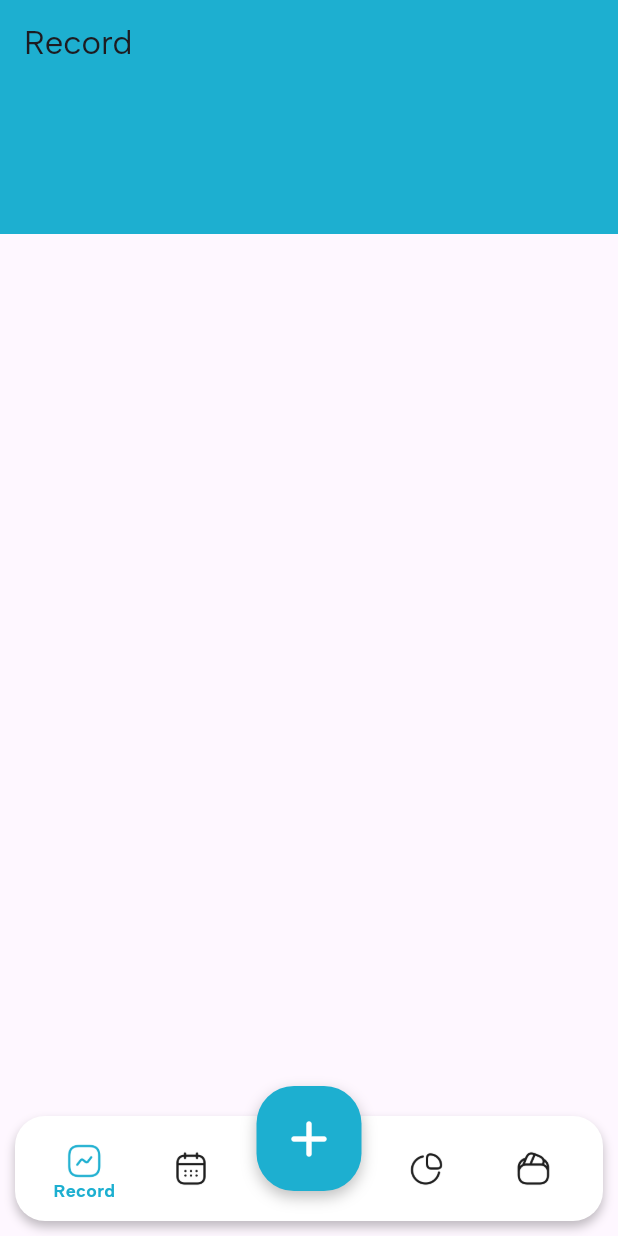
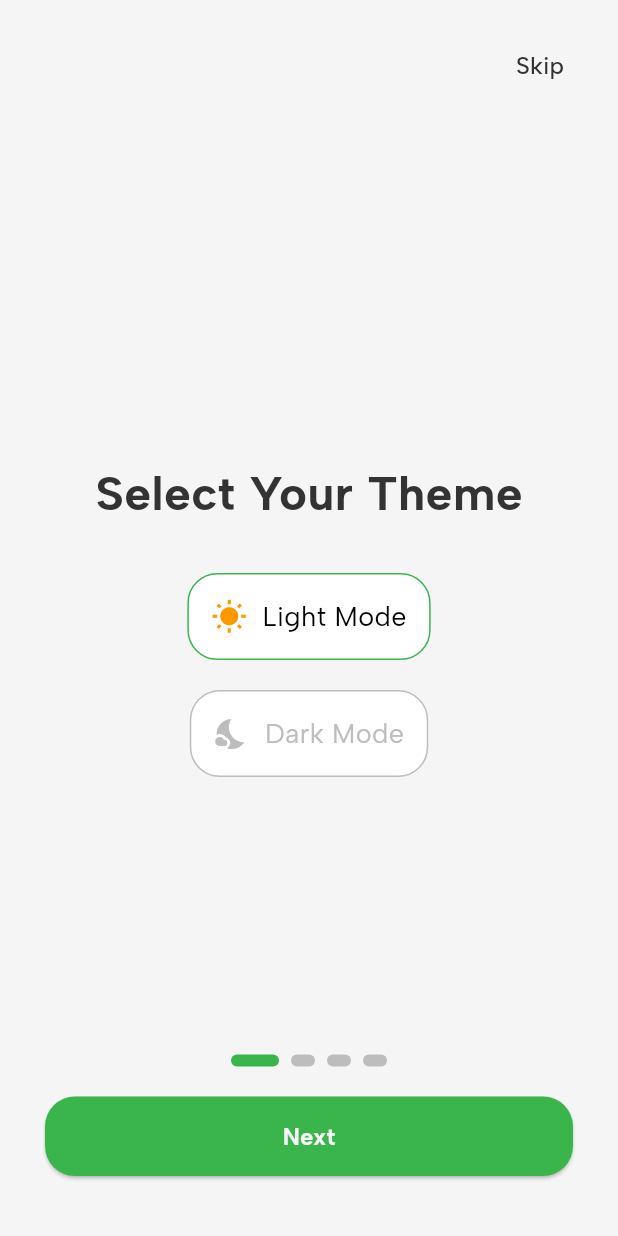
Before and after one commit to aobalitaan/kita, a Flutter app: the screen it shows after launch, on a phone screen of 412 x 824 dp. Run offline on Flutter 3.47's test engine with Material 3 defaults, Android fonts, the phone set to English and light mode, and no system bars.

Commit message:
Added dark mode, and onboarding screen

```diff
--- a/lib/main.dart
+++ b/lib/main.dart
@@ -1,7 +1,9 @@
 import 'package:flutter/material.dart';
-import 'package:kita/screens/addrecord.dart';
+import 'package:kita/styles.dart';
+import 'package:provider/provider.dart';
+import 'package:kita/pages/addrecord.dart';
+import 'package:kita/screens/onboarding/splash.dart';
 import 'package:kita/screens/record.dart';
-import 'package:kita/styles.dart';
 import 'package:kita/widgets/navbar.dart';
 
 import 'screens/accounts.dart';
@@ -9,7 +11,12 @@
 import 'screens/summary.dart';
 
 void main() {
-  runApp(const MyApp());
+  runApp(
+    ChangeNotifierProvider(
+      create: (_) => ThemeProvider(),
+      child: const MyApp(),
+    ),
+  );
 }
 
 class MyApp extends StatelessWidget {
@@ -17,14 +24,19 @@
 
   @override
   Widget build(BuildContext context) {
+    return Consumer<ThemeProvider>(
+      builder: (context, themeProvider, child) {
         return MaterialApp(
           title: 'Kita',
           theme: ThemeData(
-        fontFamily: Styles.font,
-        colorScheme: ColorScheme.fromSeed(seedColor: Colors.deepPurple),
+            fontFamily: themeProvider.font,
+            colorScheme: ColorScheme.fromSeed(seedColor: themeProvider.colorAccent),
             useMaterial3: true,
+            scaffoldBackgroundColor: themeProvider.colorBackdrop,
           ),
-      home: const RouteScreen(),
+          home: const Splash(),
+        );
+      },
     );
   }
 }
@@ -46,7 +58,6 @@
     setState(() {
       this.route = route;
     });
-    print(this.route);
   }
 
   @override
@@ -57,28 +68,32 @@
         children: [
           routes[route],
 
-          Positioned.fill(child: Align(
+          Positioned.fill(
+            child: Align(
               alignment: Alignment.bottomCenter,
-            child:  NavBar(changeRoute: changeRoute)
-          )),
+              child: NavBar(changeRoute: changeRoute),
+            ),
+          ),
 
-          Positioned.fill(bottom: 30, child: Align(
+          Positioned.fill(
+            bottom: 30,
+            child: Align(
               alignment: Alignment.bottomCenter,
-            child:  actionButton()
-          ))
+              child: actionButton(),
+            ),
+          ),
         ],
       ),
     );
   }
 
-  Widget actionButton(){
+  Widget actionButton() {
     return GestureDetector(
       onTap: () {
         Navigator.push(
           context,
           MaterialPageRoute(builder: (context) => const AddRecord()),
         );
-        print('Action button pressed');
       },
       onTapDown: (_) {
         setState(() {
@@ -96,21 +111,21 @@
         });
       },
       child: AnimatedContainer(
-        duration: const Duration(milliseconds: 15),
-        width: _buttonPressed ? 72 : 70,
-        height: _buttonPressed ? 72 : 70,
+        duration: const Duration(milliseconds: 25),
+        width: _buttonPressed ? 71 : 70,
+        height: _buttonPressed ? 71 : 70,
         decoration: BoxDecoration(
-          color: Styles.color_accent,
+          color: context.watch<ThemeProvider>().colorAccent, // Use the provider's color
           shape: BoxShape.rectangle,
           borderRadius: BorderRadius.circular(25),
-          boxShadow: [BoxShadow(color: Colors.black.withOpacity(0.25), blurRadius: 8, offset: Offset(0, 4))]
+          boxShadow: [context.watch<ThemeProvider>().boxShadow], // Use the provider's boxShadow
         ),
         child: Icon(
           Icons.add_rounded,
           size: 40,
-          color: Styles.color_mainbody,
+          color: context.watch<ThemeProvider>().colorMainBody, // Use the provider's color
         ),
-      )
+      ),
     );
   }
 }
--- /dev/null
+++ b/lib/screens/onboarding/info.dart
@@ -0,0 +1,28 @@
+class SplashInfo {
+  static List <Map> info = [
+    {
+      "Image" : "assets/splash1.png",
+      "Title" : "Welcome to Kita!",
+      "Header" : "See your Finances, Your Way",
+      "Description" : "Easily monitor income, expenses, and transfers in one place. Take control of your financial journey.",
+      "CTA" : "Get Started"
+    },
+
+    {
+      "Image" : "assets/splash2.png",
+      "Title" : "Simplify Your Budget",
+      "Header" : "Stay Organized",
+      "Description" : "Categorize your transactions and gain insights into your spending habits effortlessly.",
+      "CTA" : "Next"
+    },
+
+    {
+      "Image" : "assets/splash3.png",
+      "Title" : "Achieve Your Goals",
+      "Header" : "See the Bigger Picture",
+      "Description" : "Visualize your progress and stay motivated to reach your financial goals.",
+      "CTA" : "Start Tracking"
+    }
+
+  ];
+}
--- /dev/null
+++ b/lib/screens/onboarding/splash.dart
@@ -0,0 +1,309 @@
+import 'package:flutter/material.dart';
+import 'package:kita/screens/onboarding/form.dart';
+import 'package:kita/screens/onboarding/info.dart';
+import 'package:kita/styles.dart';
+import 'package:provider/provider.dart';
+
+class Splash extends StatefulWidget {
+  const Splash({super.key});
+
+  @override
+  State<Splash> createState() => _SplashState();
+}
+class _SplashState extends State<Splash> {
+  int currentIndex = 0;
+  final PageController _pageController = PageController();
+
+  @override
+  void initState() {
+    super.initState();
+  }
+
+  void _navigateToNextPage() {
+    if (currentIndex < SplashInfo.info.length) {
+      _pageController.nextPage(
+        duration: const Duration(milliseconds: 300),
+        curve: Curves.easeInOut,
+      );
+    } else {
+      _navigateToOnboardForm();
+    }
+  }
+
+  void _navigateToOnboardForm() {
+    Navigator.pushReplacement(
+      context,
+      MaterialPageRoute(builder: (context) => const OnboardForm()),
+    );
+  }
+
+  @override
+  Widget build(BuildContext context) {
+    // AnimatedContainer to smoothly animate background color change
+    return Scaffold(
+      body: SafeArea(
+        child: Stack(
+          children: [
+            AnimatedContainer(
+              duration: const Duration(milliseconds: 100),
+              color: context.watch<ThemeProvider>().colorBackdrop,
+              child: _buildPageView(),
+            ),
+            _buildSkipButton(),
+            _buildBottomControls(),
+          ],
+        ),
+      ),
+    );
+  }
+
+  Widget _buildPageView() {
+    return PageView.builder(
+      controller: _pageController,
+      onPageChanged: (index) {
+        setState(() {
+          currentIndex = index;
+        });
+      },
+      itemCount: SplashInfo.info.length + 1, // One additional page for theme selection
+      itemBuilder: (context, index) {
+        if (index == 0) {
+          return _buildThemeSelectionPage(); // The first page for theme selection
+        } else {
+          final currentInfo = SplashInfo.info[index - 1];
+          return _buildSplashContent(
+            image: currentInfo["Image"],
+            title: currentInfo["Title"],
+            description: currentInfo["Description"],
+          );
+        }
+      },
+    );
+  }
+
+  Widget _buildSkipButton() {
+    return Positioned(
+      top: 20,
+      right: 20,
+      child: TextButton(
+        onPressed: _navigateToOnboardForm,
+        child: Text(
+          'Skip',
+          style: TextStyle(
+            fontSize: 16,
+            color: context.watch<ThemeProvider>().colorText,
+          ),
+        ),
+      ),
+    );
+  }
+
+  Widget _buildSplashContent({String? image, String? title, String? description}) {
+    return Column(
+      mainAxisAlignment: MainAxisAlignment.center,
+      children: [
+        Expanded(
+          flex: 3,
+          child: image != null && image.isNotEmpty
+              ? Image.asset(
+                  image,
+                  fit: BoxFit.cover,  // This fills the width while preserving aspect ratio
+                  width: double.infinity,  // Ensures it takes up the full width
+                )
+              : const Placeholder(),
+        ),
+
+        Expanded(
+          flex: 2,
+          child: Padding(
+            padding: const EdgeInsets.symmetric(horizontal: 30, vertical: 30),
+            child: Column(
+              mainAxisAlignment: MainAxisAlignment.start,
+              crossAxisAlignment: CrossAxisAlignment.start,
+              children: [
+                Text(
+                  title ?? '',
+                  style: TextStyle(
+                    fontSize: 28,
+                    fontWeight: FontWeight.bold,
+                    color: context.watch<ThemeProvider>().colorText,
+                  ),
+                  textAlign: TextAlign.start,
+                ),
+                const SizedBox(height: 5),
+                Text(
+                  description ?? '',
+                  style: TextStyle(
+                    fontSize: 16,
+                    color: context.watch<ThemeProvider>().colorText,
+                  ),
+                  textAlign: TextAlign.start,
+                ),
+              ],
+            ),
+          ),
+        ),
+      ],
+    );
+  }
+
+  Widget _buildBottomControls() {
+    return Positioned(
+      bottom: 40,
+      left: 0,
+      right: 0,
+      child: Padding(
+        padding: const EdgeInsets.symmetric(horizontal: 30),
+        child: Column(
+          crossAxisAlignment: CrossAxisAlignment.start,
+          children: [
+            _buildDotsIndicator(),
+            const SizedBox(height: 20),
+            _buildNextButton(),
+          ],
+        ),
+      ),
+    );
+  }
+
+  Widget _buildDotsIndicator() {
+    return Row(
+      mainAxisAlignment: MainAxisAlignment.center,
+      children: List.generate(
+        SplashInfo.info.length + 1, // One more dot for the theme selection page
+        (index) {
+          double widthFactor = currentIndex == index ? 2 : 1;
+          return AnimatedContainer(
+            duration: const Duration(milliseconds: 300),
+            margin: const EdgeInsets.symmetric(horizontal: 4),
+            width: widthFactor * 16.0,
+            height: 8,
+            decoration: BoxDecoration(
+              color: currentIndex == index
+                  ? context.watch<ThemeProvider>().colorAccent
+                  : Colors.grey.shade400,
+              borderRadius: context.watch<ThemeProvider>().rounded,
+            ),
+          );
+        },
+      ),
+    );
+  }
+
+  Widget _buildNextButton() {
+    return SizedBox(
+      width: double.infinity,
+      child: ElevatedButton(
+        onPressed: _navigateToNextPage,
+        style: ElevatedButton.styleFrom(
+          backgroundColor: context.watch<ThemeProvider>().colorAccent,
+          shape: RoundedRectangleBorder(
+            borderRadius: context.watch<ThemeProvider>().rounded,
+          ),
+          padding: const EdgeInsets.symmetric(vertical: 15),
+        ),
+        child: Text(
+          currentIndex == SplashInfo.info.length
+              ? 'Get Started'
+              : 'Next',
+          style: TextStyle(color: context.watch<ThemeProvider>().colorBackdrop, fontSize: 16, fontWeight: FontWeight.bold),
+        ),
+      ),
+    );
+  }
+
+ Widget _buildThemeSelectionPage() {
+  return Column(
+    mainAxisAlignment: MainAxisAlignment.center,
+    children: [
+      Text(
+        'Select Your Theme',
+        style: TextStyle(
+          fontSize: 32,
+          fontWeight: FontWeight.bold,
+          color: context.watch<ThemeProvider>().colorText,
+        ),
+      ),
+      const SizedBox(height: 30),
+      _buildThemeOption(
+        icon: Icons.wb_sunny,
+        text: 'Light Mode',
+        isDarkMode: false,
+        iconColor: Colors.orange,
+        textColor: Colors.black,
+        borderColor: Colors.grey.shade400,
+        activeIconColor: Colors.grey.shade400,
+        activeTextColor: Colors.grey.shade400,
+      ),
+      const SizedBox(height: 20),
+      _buildThemeOption(
+        icon: Icons.nights_stay,
+        text: 'Dark Mode',
+        isDarkMode: true,
+        iconColor: Colors.yellow,
+        textColor: Colors.white,
+        borderColor: Colors.grey.shade400,
+        activeIconColor: Colors.grey.shade400,
+        activeTextColor: Colors.grey.shade400,
+      ),
+    ],
+  );
+}
+
+Widget _buildThemeOption({
+  required IconData icon,
+  required String text,
+  required bool isDarkMode,
+  required Color iconColor,
+  required Color textColor,
+  required Color borderColor,
+  required Color activeIconColor,
+  required Color activeTextColor,
+}) {
+  return GestureDetector(
+    onTap: () {
+      setState(() {
+        context.read<ThemeProvider>().isDark = isDarkMode; // Toggle mode
+      });
+    },
+    child: AnimatedContainer(
+      duration: const Duration(milliseconds: 300),
+      padding: const EdgeInsets.all(15),
+      decoration: BoxDecoration(
+        color: context.watch<ThemeProvider>().isDark
+            ? context.watch<ThemeProvider>().colorBackdrop
+            : context.watch<ThemeProvider>().colorMainBody,
+        borderRadius: context.watch<ThemeProvider>().rounded,
+        border: Border.all(
+          color: context.watch<ThemeProvider>().isDark == isDarkMode
+              ? context.watch<ThemeProvider>().colorAccent
+              : borderColor,
+          width: 1,
+        ),
+      ),
+      child: Row(
+        mainAxisSize: MainAxisSize.min,
+        children: [
+          Icon(
+            icon,
+            color: context.watch<ThemeProvider>().isDark == isDarkMode
+                ? iconColor
+                : activeIconColor,
+          ),
+          const SizedBox(width: 10),
+          Text(
+            text,
+            style: TextStyle(
+              color: context.watch<ThemeProvider>().isDark == isDarkMode
+                  ? textColor
+                  : activeTextColor,
+              fontSize: 18,
+            ),
+          ),
+        ],
+      ),
+    ),
+  );
+}
+
+}
--- a/lib/styles.dart
+++ b/lib/styles.dart
@@ -1,18 +1,41 @@
 import 'package:flutter/material.dart';
 
-class Styles {
-  static Color color_backdrop = const Color(0xFFDBDADA);
-  static Color color_mainbody = const Color(0xFFFFFFFF);
-  static Color color_text = const Color(0xFF1E1E1E);
-  // static Color color_accent = const Color(0xFF39B54C);
-  static Color color_accent = const Color.fromARGB(255, 29, 175, 208);
+class ThemeProvider with ChangeNotifier {
+  bool _isDark = false;
 
-  static String font = 'AlbertSans';
+  bool get isDark => _isDark;
 
-  static BorderRadius rounded = BorderRadius.circular(20);
-  static BoxShadow boxShadow =  BoxShadow(
-                                  color: Colors.black.withOpacity(0.25),
-                                  blurRadius: 5,
-                                  offset: Offset(0, 4),
-                                );
+  set isDark(bool value) {
+    _isDark = value;
+    notifyListeners(); // Notify listeners when the theme changes
+  }
+
+  List<Color> get colorScheme => _isDark ? darkMode : lightMode;
+
+  List<Color> lightMode = [
+    const Color(0xFFF5F5F5),
+    const Color(0xFFFFFFFF),
+    const Color(0xFF333333),
+  ];
+
+  List<Color> darkMode = [
+    const Color(0xFF121212),
+    const Color(0xFF141414),
+    const Color(0xFFFFFFFF),
+  ];
+
+  Color get colorBackdrop => colorScheme[0];
+  Color get colorMainBody => colorScheme[1];
+  Color get colorText => colorScheme[2];
+  Color get colorAccent => const Color(0xFF39B54C);
+
+  String get font => 'AlbertSans';
+
+  BorderRadius get rounded => BorderRadius.circular(20);
+
+  BoxShadow get boxShadow => BoxShadow(
+        color: colorText.withOpacity(0.1),
+        blurRadius: 5,
+        offset: const Offset(0, 0),
+      );
 }
--- a/lib/widgets/navbar.dart
+++ b/lib/widgets/navbar.dart
@@ -1,4 +1,5 @@
 import 'package:flutter/material.dart';
+import 'package:provider/provider.dart';
 import 'package:kita/styles.dart';
 
 class NavBar extends StatefulWidget {
@@ -31,7 +32,7 @@ class _NavBarState extends State<NavBar> with TickerProviderStateMixin {
     _slideControllers = List.generate(
       _titles.length,
       (index) => AnimationController(
-        duration: const Duration(milliseconds: 150),
+        duration: const Duration(milliseconds: 250),
         vsync: this,
       ),
     );
@@ -56,15 +57,17 @@ class _NavBarState extends State<NavBar> with TickerProviderStateMixin {
 
   @override
   Widget build(BuildContext context) {
+    return Consumer<ThemeProvider>(
+      builder: (context, themeProvider, child) {
         return Stack(
           alignment: Alignment.bottomCenter,
           children: [
             Container(
               decoration: BoxDecoration(
-            color: Styles.color_mainbody,
-            borderRadius: Styles.rounded,
+                color: themeProvider.colorMainBody, // Updated to use provider's color
+                borderRadius: themeProvider.rounded, // Updated to use provider's border radius
                 boxShadow: [
-              Styles.boxShadow
+                  themeProvider.boxShadow // Updated to use provider's box shadow
                 ],
               ),
               padding: const EdgeInsets.symmetric(vertical: 10, horizontal: 5),
@@ -81,6 +84,8 @@ class _NavBarState extends State<NavBar> with TickerProviderStateMixin {
               ),
             ),
           ],
+        );
+      },
     );
   }
 
@@ -106,7 +111,6 @@ class _NavBarState extends State<NavBar> with TickerProviderStateMixin {
             position: _slideAnimations[routeIndex],
             child: Stack(
               alignment: Alignment.center,
-
               children: [
                 iconTile(iconPath, routeIndex),
                 textTile(routeIndex)
@@ -118,14 +122,15 @@ class _NavBarState extends State<NavBar> with TickerProviderStateMixin {
     );
   }
 
-
-  Widget iconTile(iconPath, routeIndex){
+  Widget iconTile(iconPath, routeIndex) {
     return Column(
       children: [
         SizedBox(height: 8),
         Image.asset(
           iconPath,
-          color: _activeRoute == routeIndex ? Styles.color_accent : Styles.color_text,
+          color: _activeRoute == routeIndex
+              ? context.watch<ThemeProvider>().colorAccent // Use accent color from provider
+              : context.watch<ThemeProvider>().colorText, // Use text color from provider
           width: 24,
           height: 24,
         ),
@@ -134,7 +139,7 @@ class _NavBarState extends State<NavBar> with TickerProviderStateMixin {
     );
   }
 
-  Widget textTile(routeIndex){
+  Widget textTile(routeIndex) {
     return Column(
       children: [
         SizedBox(height: 29),
@@ -147,7 +152,7 @@ class _NavBarState extends State<NavBar> with TickerProviderStateMixin {
                   child: Text(
                     _titles[routeIndex],
                     style: TextStyle(
-                      color: Styles.color_accent,
+                      color: context.watch<ThemeProvider>().colorAccent, // Use accent color from provider
                       fontSize: 12,
                       fontWeight: FontWeight.bold,
                     ),
--- a/pubspec.yaml
+++ b/pubspec.yaml
@@ -34,6 +34,8 @@ dependencies:
   # The following adds the Cupertino Icons font to your application.
   # Use with the CupertinoIcons class for iOS style icons.
   cupertino_icons: ^1.0.8
+  provider: ^6.1.2
+  image_picker: ^1.1.2
 
 dev_dependencies:
   flutter_test:
@@ -63,6 +65,10 @@ flutter:
     - assets/ic_record.png
     - assets/ic_summary.png
     - assets/ic_accounts.png
+    - assets/splash1.png
+    - assets/splash2.png
+    - assets/splash3.png
+
 
   # An image asset can refer to one or more resolution-specific "variants", see
   # https://flutter.dev/to/resolution-aware-images
```
Also changed, not shown: lib/pages/addrecord.dart (renamed from lib/screens/addrecord.dart, +4 -3 lines), lib/pages/settings.dart (added, +29 -0 lines), lib/screens/accounts.dart (+26 -5 lines), lib/screens/calendar.dart (+26 -5 lines), lib/screens/onboarding/form.dart (added, +41 -0 lines), lib/screens/record.dart (+25 -4 lines), lib/screens/summary.dart (+26 -5 lines), assets/Splash1.png (added), assets/Splash2.png (added), assets/Splash3.png (added), pubspec.lock, 5 other files. Lines whose indentation alone changed are shown as unchanged.
